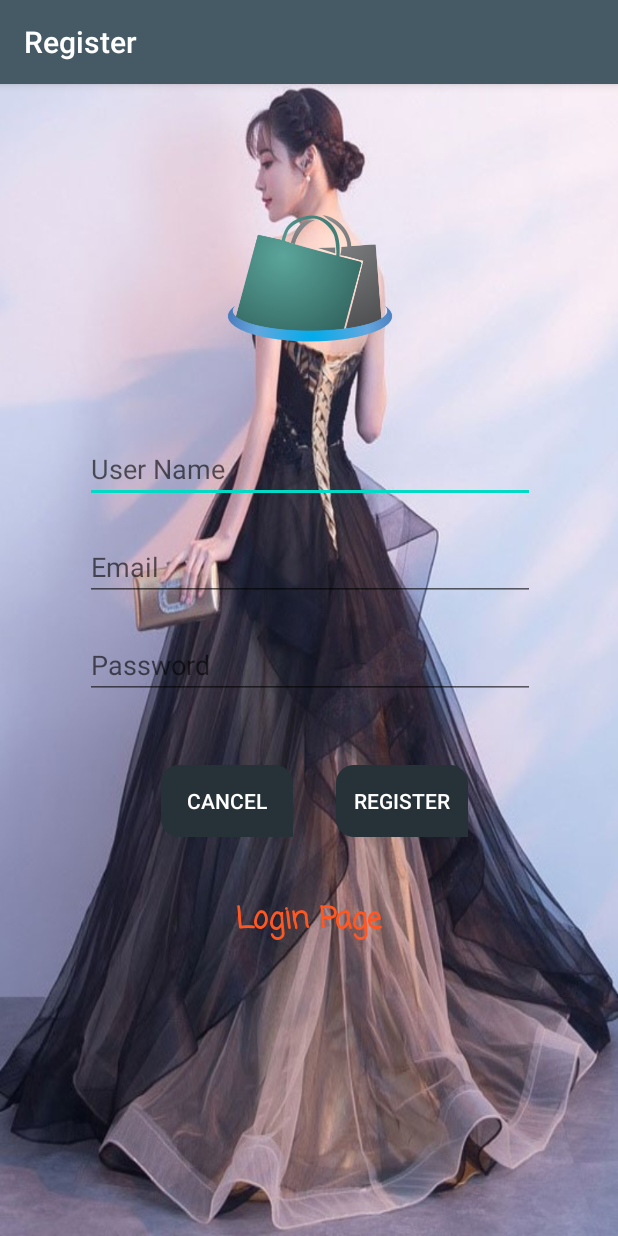
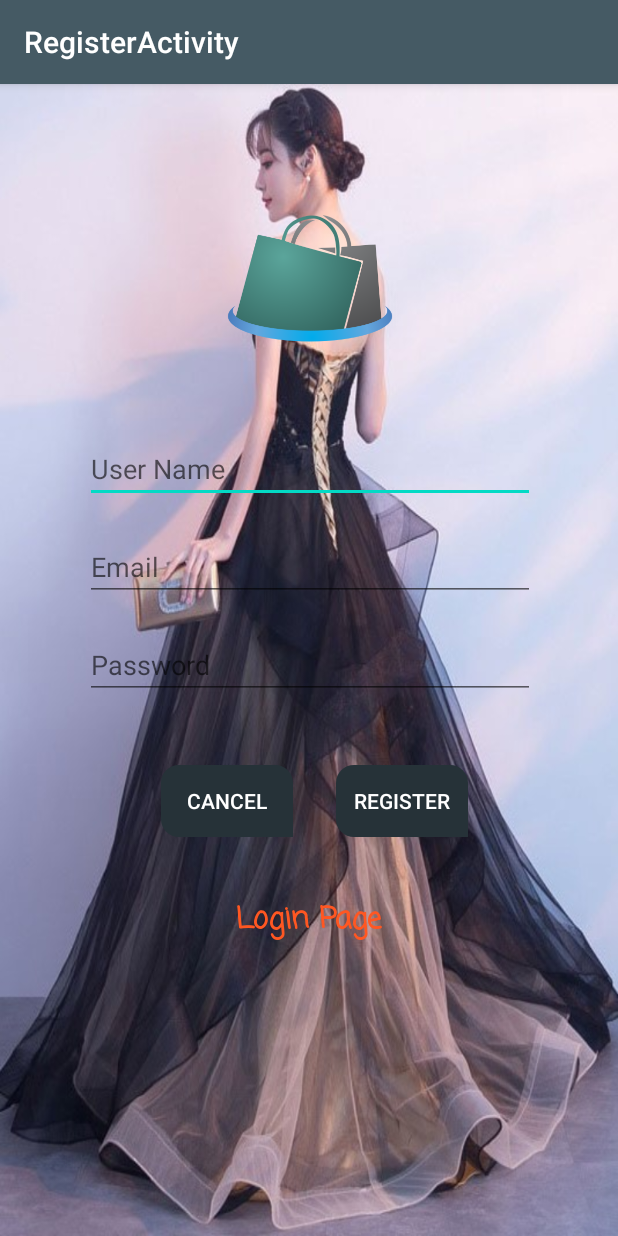
Before and after one commit to SwamHtetAung/E_Commerce, an Android app: the screen it shows after launch (Register before the commit, RegisterActivity after it), after a tap on "Not a member? Register Here!", on a phone screen of 412 x 824 dp. Run offline under Robolectric (Android 15) with nearby library versions, the phone set to English and light mode, and no system bars.

Commit message:
E_commerce Project

```diff
--- a/app/src/main/AndroidManifest.xml
+++ b/app/src/main/AndroidManifest.xml
@@ -2,19 +2,19 @@
 <manifest xmlns:android="http://schemas.android.com/apk/res/android"
     package="com.shaung.txt.e_commerce">
 
-    <uses-permission android:name="android.permission.INTERNET"/>
-
+    <uses-permission android:name="android.permission.INTERNET" />
 
     <application
-        android:networkSecurityConfig="@xml/network_security_config"
         android:allowBackup="true"
         android:icon="@mipmap/ic_launcher"
         android:label="@string/app_name"
+        android:networkSecurityConfig="@xml/network_security_config"
         android:roundIcon="@mipmap/ic_launcher_round"
         android:supportsRtl="true"
         android:theme="@style/AppTheme">
-        <activity android:name=".Register"></activity>
-        <activity android:name=".MainActivity">
+        <activity android:name=".CategoryActivity"></activity>
+        <activity android:name=".RegisterActivity" />
+        <activity android:name=".LoginActivity">
             <intent-filter>
                 <action android:name="android.intent.action.MAIN" />
 
--- a/app/src/main/java/com/shaung/txt/e_commerce/MainActivity.kt
+++ b/app/src/main/java/com/shaung/txt/e_commerce/LoginActivity.kt
@@ -4,6 +4,9 @@ import android.content.Intent
 import androidx.appcompat.app.AppCompatActivity
 import android.os.Bundle
 import android.util.Log
+import com.shaung.txt.e_commerce.libby.H
+import com.shaung.txt.e_commerce.libby.H.Companion.L
+import com.shaung.txt.e_commerce.libby.H.Companion.USER_TOKEN
 import com.shaung.txt.e_commerce.modals.Category
 import com.shaung.txt.e_commerce.modals.Token
 import com.shaung.txt.e_commerce.services.ServiceBuilder
@@ -13,11 +16,7 @@ import retrofit2.Call
 import retrofit2.Callback
 import retrofit2.Response
 
-class MainActivity : AppCompatActivity() {
-    companion object {
-        var USER_TOKEN = ""
-    }
-
+class LoginActivity : AppCompatActivity() {
 
     override fun onCreate(savedInstanceState: Bundle?) {
         super.onCreate(savedInstanceState)
@@ -39,7 +38,7 @@ class MainActivity : AppCompatActivity() {
         }
 
         etTextViewToRegister.setOnClickListener {
-            val intent = Intent(this@MainActivity, Register::class.java)
+            val intent = Intent(this@LoginActivity, RegisterActivity::class.java)
             startActivity(intent)
         }
         getAllCategories()
@@ -52,13 +51,13 @@ class MainActivity : AppCompatActivity() {
 
         responseLogin.enqueue(object : Callback<Token>{
             override fun onFailure(call: Call<Token>, t: Throwable) {
-                Log.d("my_message",t.message)
+                L(t.message!!)
             }
 
             override fun onResponse(call: Call<Token>, response: Response<Token>) {
                 val token : Token = response.body()!!
                 USER_TOKEN = token.token
-                Log.d("my_message", token.token)
+                L(token.token)
             }
 
         })
@@ -72,15 +71,15 @@ class MainActivity : AppCompatActivity() {
 
         responseCategory.enqueue(object : Callback<List<Category>>{
             override fun onFailure(call: Call<List<Category>>, t: Throwable) {
-                Log.d("my_message", t.message)
+                L(t.message!!)
             }
 
             override fun onResponse(call: Call<List<Category>>, response: Response<List<Category>>) {
                 if (response.isSuccessful){
                     val cats : List<Category> = response.body()!!
-                    Log.d("my_message", cats.toString())
+                    L(cats.toString())
                 }else{
-                    Log.d("my_message", "Response Fail")
+                    L("getAllCategories Response Fail")
                 }
             }
         })
--- a/app/src/main/java/com/shaung/txt/e_commerce/Register.kt
+++ b/app/src/main/java/com/shaung/txt/e_commerce/RegisterActivity.kt
@@ -6,12 +6,12 @@ import android.os.Bundle
 import android.widget.Toast
 import kotlinx.android.synthetic.main.activity_register.*
 
-class Register : AppCompatActivity() {
+class RegisterActivity : AppCompatActivity() {
     override fun onCreate(savedInstanceState: Bundle?) {
         super.onCreate(savedInstanceState)
         setContentView(R.layout.activity_register)
 
-        supportActionBar?.setTitle("Register")
+        supportActionBar?.setTitle("RegisterActivity")
 
         btnRegister.setOnClickListener {
             val username = regUserName.text
@@ -27,7 +27,7 @@ class Register : AppCompatActivity() {
         }
 
         regTextViewToLogin.setOnClickListener {
-            val intent = Intent(this@Register, MainActivity::class.java)
+            val intent = Intent(this@RegisterActivity, LoginActivity::class.java)
             startActivity(intent)
         }
     }
--- /dev/null
+++ b/app/src/main/java/com/shaung/txt/e_commerce/libby/H.kt
@@ -0,0 +1,13 @@
+package com.shaung.txt.e_commerce.libby
+
+import android.util.Log
+
+class H {
+    companion object {
+        var USER_TOKEN = ""
+
+        fun L (msg : String){
+            Log.d("my_message", msg)
+        }
+    }
+}
--- a/app/src/main/res/layout/activity_main.xml
+++ b/app/src/main/res/layout/activity_main.xml
@@ -5,7 +5,7 @@
     android:layout_width="match_parent"
     android:layout_height="match_parent"
     android:background="@drawable/ecf"
-    tools:context=".MainActivity">
+    tools:context=".LoginActivity">
 
     <ImageView
         android:id="@+id/imgLogin"
--- a/app/src/main/res/layout/activity_register.xml
+++ b/app/src/main/res/layout/activity_register.xml
@@ -5,7 +5,7 @@
     android:layout_width="match_parent"
     android:layout_height="match_parent"
     android:background="@drawable/ecb"
-    tools:context=".Register">
+    tools:context=".RegisterActivity">
 
     <ImageView
         android:id="@+id/imgRegister"
```
Also changed, not shown: app/src/main/java/com/shaung/txt/e_commerce/CategoryActivity.kt (added, +11 -0 lines), app/src/main/res/layout/activity_category.xml (added, +9 -0 lines).
